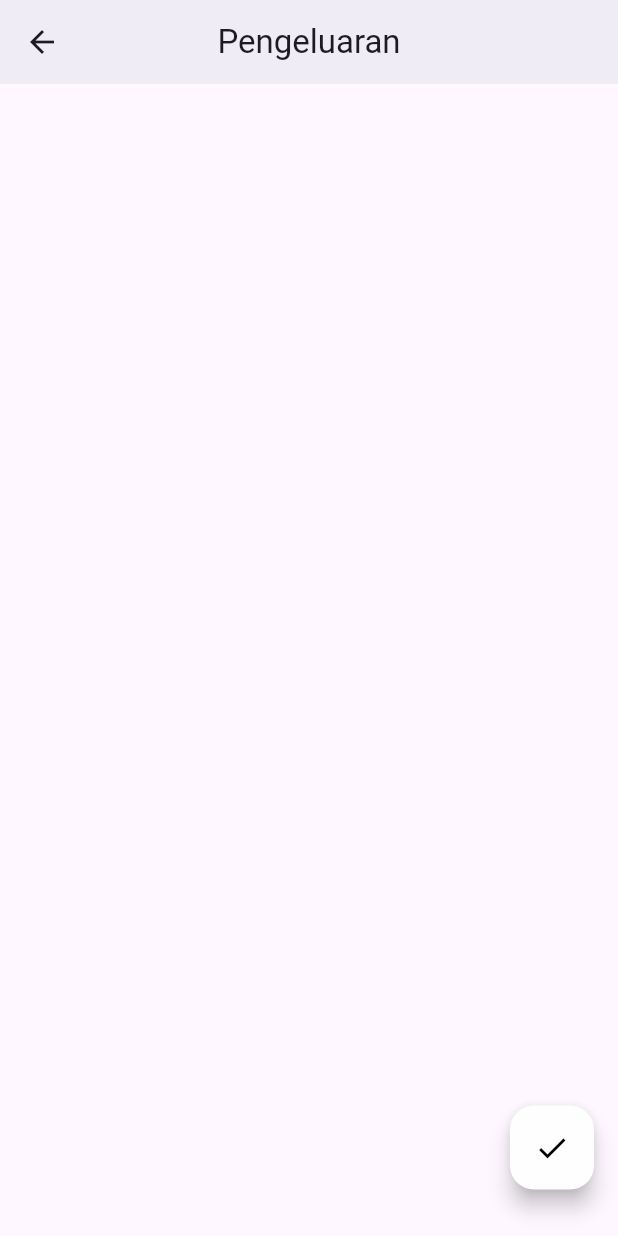
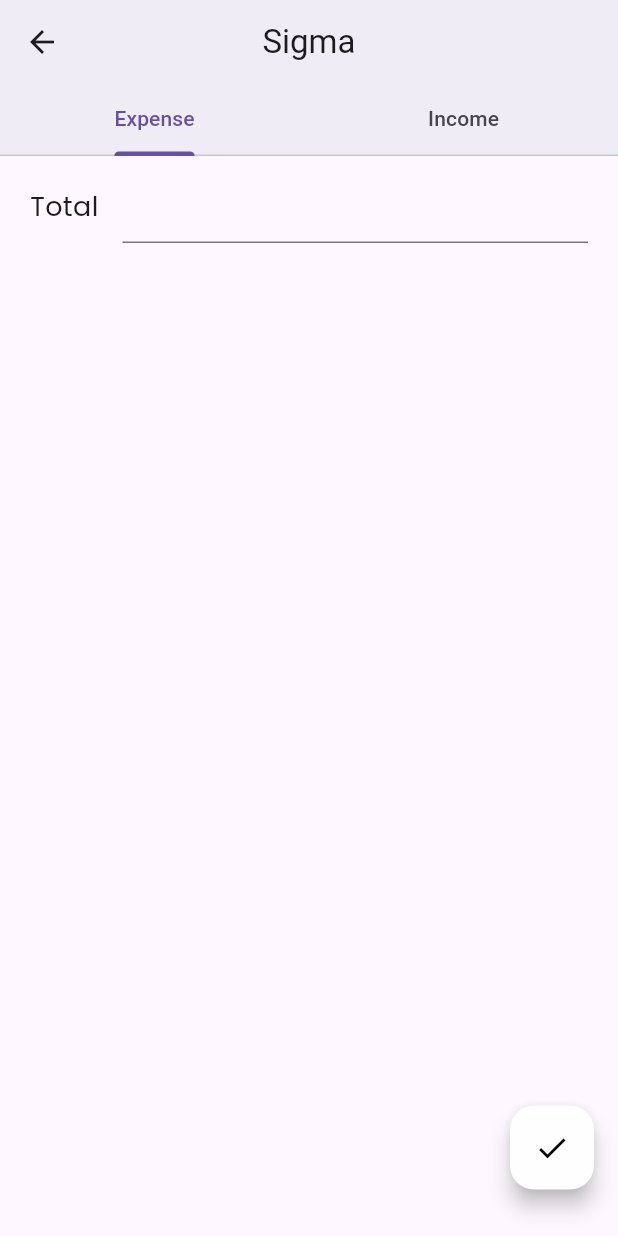
Before and after one commit to ITakora/money_manager, a Flutter app: the MoneyFieldScreen screen opened directly, on a phone screen of 412 x 824 dp. Run offline on Flutter 3.47's test engine with Material 3 defaults, Android fonts, the phone set to English and light mode, and no system bars; our stand-ins replace fl_chart, google_fonts, persistent_bottom_nav_bar_v2; missing offline and left inert: pattern_formatter.

Commit message:
make some work in expense field

```diff
--- /dev/null
+++ b/lib/models/money_model.dart
@@ -0,0 +1,14 @@
+import 'package:uuid/uuid.dart';
+
+const uuid = Uuid();
+
+class Money {
+  String id;
+  String title;
+  String category;
+  String time;
+  String money;
+
+  Money(String? id, this.title, this.category, this.time, this.money)
+      : id = id ?? uuid.v4();
+}
--- /dev/null
+++ b/lib/screens/Expense_field_screen.dart
@@ -0,0 +1,54 @@
+import 'package:flutter/material.dart';
+import 'package:google_fonts/google_fonts.dart';
+import 'package:pattern_formatter/numeric_formatter.dart';
+
+class ExpenseFieldScreen extends StatelessWidget {
+  const ExpenseFieldScreen({super.key});
+
+  @override
+  Widget build(BuildContext context) {
+    final textController = TextEditingController();
+
+    return Scaffold(
+      floatingActionButton: Padding(
+        padding: const EdgeInsets.only(bottom: 15),
+        child: FloatingActionButton(
+          onPressed: () {},
+          backgroundColor: Color(0xFFFEFEFE),
+          child: Icon(
+            Icons.done,
+            color: Colors.black,
+          ),
+        ),
+      ),
+      body: Column(
+        children: [
+          SizedBox(height: 10),
+          Padding(
+            padding: const EdgeInsets.symmetric(horizontal: 20),
+            child: Row(
+              children: [
+                Text(
+                  "Total",
+                  style: GoogleFonts.poppins(
+                    fontSize: 18,
+                  ),
+                ),
+                SizedBox(width: 16),
+                Expanded(
+                    child: TextFormField(
+                  inputFormatters: [ThousandsFormatter()],
+                  decoration: InputDecoration(
+                      contentPadding: EdgeInsets.only(left: 6),
+                      prefixText: "Rp"),
+                  style: TextStyle(fontSize: 18),
+                  keyboardType: TextInputType.number,
+                ))
+              ],
+            ),
+          )
+        ],
+      ),
+    );
+  }
+}
--- a/lib/screens/money_field_screen.dart
+++ b/lib/screens/money_field_screen.dart
@@ -1,4 +1,6 @@
 import 'package:flutter/material.dart';
+import 'package:money_manager/screens/Expense_field_screen.dart';
+import 'package:money_manager/screens/income_field_screen.dart';
 
 class MoneyFieldScreen extends StatelessWidget {
   const MoneyFieldScreen({super.key});
@@ -9,27 +11,23 @@ class MoneyFieldScreen extends StatelessWidget {
       length: 2,
       child: Scaffold(
           appBar: AppBar(
+            bottom: TabBar(tabs: [
+              Tab(
+                child: Text("Expense"),
+              ),
+              Tab(
+                child: Text("Income"),
+              )
+            ]),
             centerTitle: true,
             title: Text(
-              "Pengeluaran",
+              "Sigma",
             ),
             elevation: 5,
             backgroundColor: Color(0xFFFEFEFE),
           ),
-          floatingActionButton: Padding(
-            padding: const EdgeInsets.only(bottom: 15),
-            child: FloatingActionButton(
-              onPressed: () {},
-              backgroundColor: Color(0xFFFEFEFE),
-              child: Icon(
-                Icons.done,
-                color: Colors.black,
-              ),
-            ),
-          ),
-          body: Column(
-            children: [],
-          )),
+          body: TabBarView(
+              children: [ExpenseFieldScreen(), IncomeFieldScreen()])),
     );
   }
 }
--- a/lib/widgets/chart_widget.dart
+++ b/lib/widgets/chart_widget.dart
@@ -8,7 +8,7 @@ class ChartWidget extends StatelessWidget {
   @override
   Widget build(BuildContext context) {
     return Expanded(
-      child: Container(
+      child: SizedBox(
         height: 190,
         child: PieChart(PieChartData(sections: [
           PieChartSectionData(
```
Also changed, not shown: lib/screens/income_field_screen.dart (added, +23 -0 lines), pubspec.yaml (+8 -9 lines), lib/db/init_db.dart (added), pubspec.lock, 1 other file.
